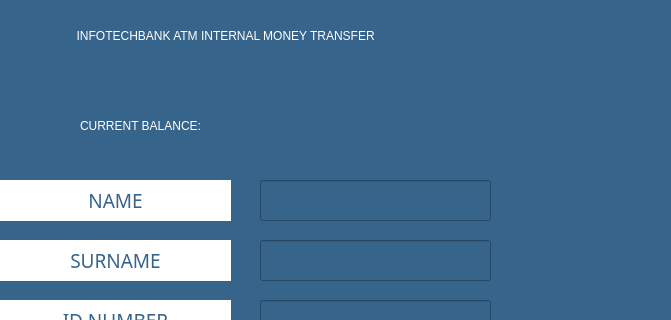
First picture: the form in internal.ui, repository melihorhanyilmaz/Project, before the edit; both pictures show x 90 to 761 and y 0 to 320 of the 1000 by 1000 pixel window.
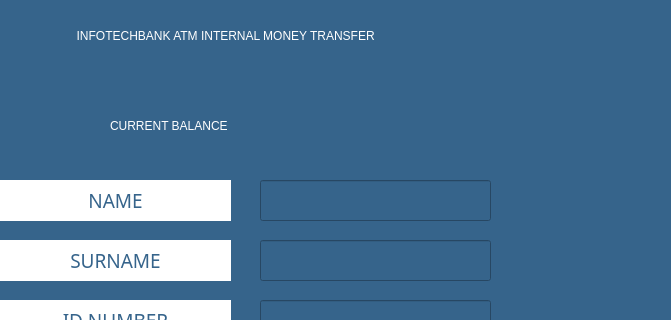
Second picture: the form after the edit. Icons and pictures are not drawn.

What changed in the file:
```diff
--- a/internal.ui
+++ b/internal.ui
@@ -14,7 +14,9 @@
    <string>MainWindow</string>
   </property>
   <property name="styleSheet">
-   <string notr="true">background-color: rgb(54, 100, 139);</string>
+   <string notr="true">background-color: rgb(54, 100, 139);
+color: rgb(255, 255, 255);
+font: 75 12pt &quot;MS Shell Dlg 2&quot;;</string>
   </property>
   <widget class="QWidget" name="centralwidget">
    <widget class="QPushButton" name="B_send">
@@ -246,9 +248,9 @@
    <widget class="QLabel" name="la_balance">
     <property name="geometry">
      <rect>
-      <x>170</x>
+      <x>420</x>
       <y>100</y>
-      <width>511</width>
+      <width>261</width>
       <height>51</height>
      </rect>
     </property>
@@ -259,7 +261,7 @@
 </string>
     </property>
     <property name="text">
-     <string>CURRENT BALANCE:</string>
+     <string/>
     </property>
    </widget>
    <widget class="QLineEdit" name="li_alici_name">
@@ -332,6 +334,25 @@
      <bool>false</bool>
     </property>
    </widget>
+   <widget class="QLabel" name="la_welcome_2">
+    <property name="geometry">
+     <rect>
+      <x>200</x>
+      <y>100</y>
+      <width>191</width>
+      <height>51</height>
+     </rect>
+    </property>
+    <property name="styleSheet">
+     <string notr="true">
+font: 75 16pt &quot;MS Shell Dlg 2&quot;;
+color: rgb(255, 255, 255);
+</string>
+    </property>
+    <property name="text">
+     <string>CURRENT BALANCE</string>
+    </property>
+   </widget>
   </widget>
   <widget class="QMenuBar" name="menubar">
    <property name="geometry">
```
Left out of the diff: 4 changed lines with no effect on the pictures.
